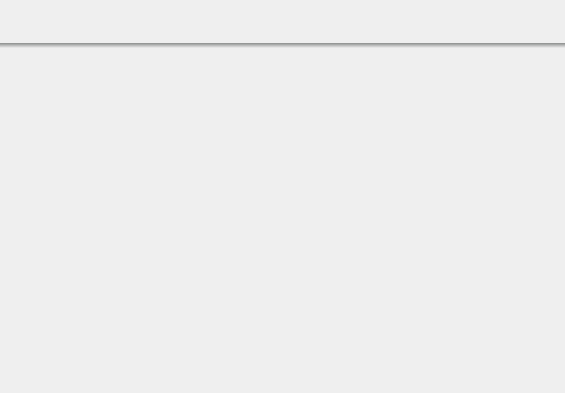
First picture: the form in CLIENT/GUI/editorWindow/ui/gui_editor.ui, repository GiuliCler/GIMPteam, before the edit.
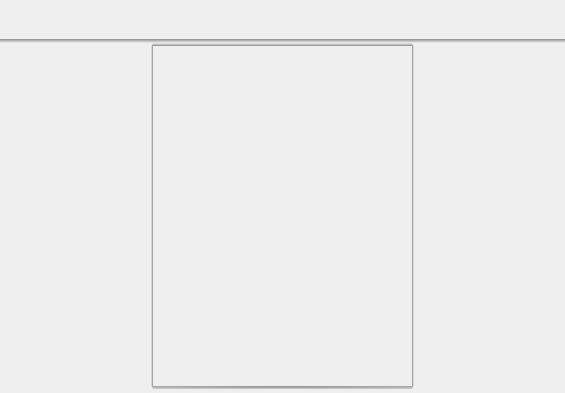
Second picture: the form after the edit.

Diff of the .ui file:
```diff
--- a/CLIENT/GUI/editorWindow/ui/gui_editor.ui
+++ b/CLIENT/GUI/editorWindow/ui/gui_editor.ui
@@ -18,7 +18,7 @@
 	background-color: qlineargradient(spread:reflect, x1:0.5, y1:0, x2:0.5, y2:1, stop:0 rgba(25, 30, 28, 120), stop:1 rgba(0, 0, 0, 0));
 }</string>
   </property>
-  <layout class="QVBoxLayout" name="verticalLayout" stretch="10,1,80,0">
+  <layout class="QVBoxLayout" name="verticalLayout" stretch="9,1,80,1,0">
    <property name="spacing">
     <number>0</number>
    </property>
@@ -71,7 +71,10 @@
     </widget>
    </item>
    <item>
-    <layout class="QHBoxLayout" name="horizontalLayout" stretch="1,3,1">
+    <layout class="QHBoxLayout" name="horizontalLayout" stretch="4,7,4">
+     <property name="spacing">
+      <number>0</number>
+     </property>
      <item>
       <spacer name="horizontalSpacer">
        <property name="orientation">
@@ -86,17 +89,8 @@
       </spacer>
      </item>
      <item>
-      <widget class="QWidget" name="textWidget" native="true">
-       <property name="sizePolicy">
-        <sizepolicy hsizetype="Expanding" vsizetype="Expanding">
-         <horstretch>0</horstretch>
-         <verstretch>0</verstretch>
-        </sizepolicy>
-       </property>
-       <property name="autoFillBackground">
-        <bool>false</bool>
-       </property>
-       <layout class="QGridLayout" name="gridLayout_2">
+      <widget class="QWidget" name="widget_3" native="true">
+       <layout class="QGridLayout" name="gridLayout" rowstretch="1,120,1" columnstretch="1,120,1">
         <property name="leftMargin">
          <number>0</number>
         </property>
@@ -109,6 +103,92 @@
         <property name="bottomMargin">
          <number>0</number>
         </property>
+        <property name="spacing">
+         <number>0</number>
+        </property>
+        <item row="0" column="1">
+         <widget class="QWidget" name="widget_6" native="true">
+          <property name="styleSheet">
+           <string notr="true">background-color: qlineargradient(spread:reflect, x1:0.5, y1:1, x2:0.5, y2:0, stop:0 rgba(25, 30, 28, 120), stop:1 rgba(0, 0, 0, 0));</string>
+          </property>
+         </widget>
+        </item>
+        <item row="1" column="0">
+         <widget class="QWidget" name="widget_2" native="true">
+          <property name="styleSheet">
+           <string notr="true">background-color: qlineargradient(spread:reflect, x1:1, y1:0.5, x2:0, y2:0.5, stop:0 rgba(25, 30, 28, 120), stop:1 rgba(0, 0, 0, 0));</string>
+          </property>
+         </widget>
+        </item>
+        <item row="1" column="1">
+         <widget class="QWidget" name="textWidget" native="true">
+          <property name="sizePolicy">
+           <sizepolicy hsizetype="Expanding" vsizetype="Expanding">
+            <horstretch>0</horstretch>
+            <verstretch>0</verstretch>
+           </sizepolicy>
+          </property>
+          <property name="autoFillBackground">
+           <bool>false</bool>
+          </property>
+          <layout class="QGridLayout" name="gridLayout_2">
+           <property name="leftMargin">
+            <number>0</number>
+           </property>
+           <property name="topMargin">
+            <number>0</number>
+           </property>
+           <property name="rightMargin">
+            <number>0</number>
+           </property>
+           <property name="bottomMargin">
+            <number>0</number>
+           </property>
+          </layout>
+         </widget>
+        </item>
+        <item row="1" column="2">
+         <widget class="QWidget" name="widget_4" native="true">
+          <property name="styleSheet">
+           <string notr="true">background-color: qlineargradient(spread:reflect, x1:0, y1:0.5, x2:1, y2:0.5, stop:0 rgba(25, 30, 28, 120), stop:1 rgba(0, 0, 0, 0));</string>
+          </property>
+         </widget>
+        </item>
+        <item row="2" column="1">
+         <widget class="QWidget" name="widget_5" native="true">
+          <property name="styleSheet">
+           <string notr="true">background-color: qradialgradient(spread:reflect, cx:0.5, cy:0, radius:1.6, fx:0.5, fy:0, stop:0 rgba(25, 30, 28, 120), stop:1 rgba(0, 0, 0, 0));</string>
+          </property>
+         </widget>
+        </item>
+        <item row="0" column="0">
+         <widget class="QWidget" name="widget" native="true">
+          <property name="styleSheet">
+           <string notr="true">background-color: qradialgradient(spread:reflect, cx:1, cy:1, radius:1.5, fx:1, fy:1, stop:0 rgba(25, 30, 28, 120), stop:0.6 rgba(0, 0, 0, 0));</string>
+          </property>
+         </widget>
+        </item>
+        <item row="0" column="2">
+         <widget class="QWidget" name="widget_7" native="true">
+          <property name="styleSheet">
+           <string notr="true">background-color: qradialgradient(spread:reflect, cx:0, cy:1, radius:1.5, fx:0, fy:1, stop:0 rgba(25, 30, 28, 120), stop:0.6 rgba(0, 0, 0, 0));</string>
+          </property>
+         </widget>
+        </item>
+        <item row="2" column="0">
+         <widget class="QWidget" name="widget_8" native="true">
+          <property name="styleSheet">
+           <string notr="true">background-color: qradialgradient(spread:reflect, cx:1, cy:0, radius:1.5, fx:1, fy:0, stop:0 rgba(25, 30, 28, 120), stop:0.6 rgba(0, 0, 0, 0));</string>
+          </property>
+         </widget>
+        </item>
+        <item row="2" column="2">
+         <widget class="QWidget" name="widget_9" native="true">
+          <property name="styleSheet">
+           <string notr="true">background-color: qradialgradient(spread:reflect, cx:0, cy:0, radius:1.5, fx:0, fy:0, stop:0 rgba(25, 30, 28, 120), stop:0.6 rgba(0, 0, 0, 0));</string>
+          </property>
+         </widget>
+        </item>
        </layout>
       </widget>
      </item>
@@ -127,6 +207,24 @@
      </item>
     </layout>
    </item>
+   <item>
+    <widget class="QWidget" name="dividerWidget" native="true">
+     <layout class="QHBoxLayout" name="horizontalLayout_4">
+      <property name="spacing">
+       <number>6</number>
+      </property>
+      <property name="topMargin">
+       <number>0</number>
+      </property>
+      <property name="rightMargin">
+       <number>0</number>
+      </property>
+      <property name="bottomMargin">
+       <number>0</number>
+      </property>
+     </layout>
+    </widget>
+   </item>
    <item>
     <widget class="QWidget" name="usersBarWidget" native="true">
      <property name="palette">
```
